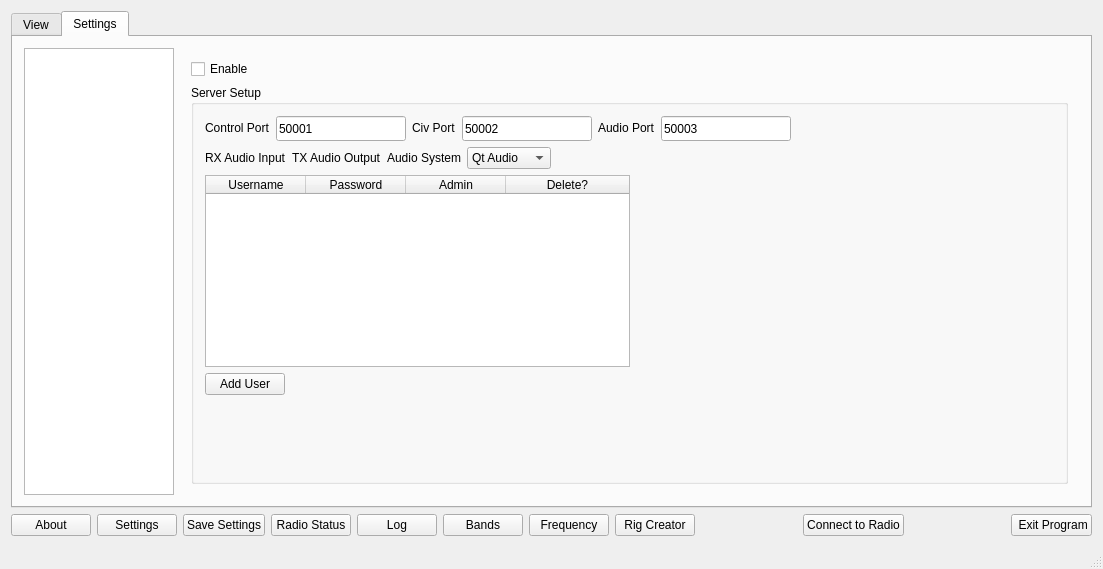
First picture: the form in wfmain.ui, repository adecarolis/wfweb, before the edit.
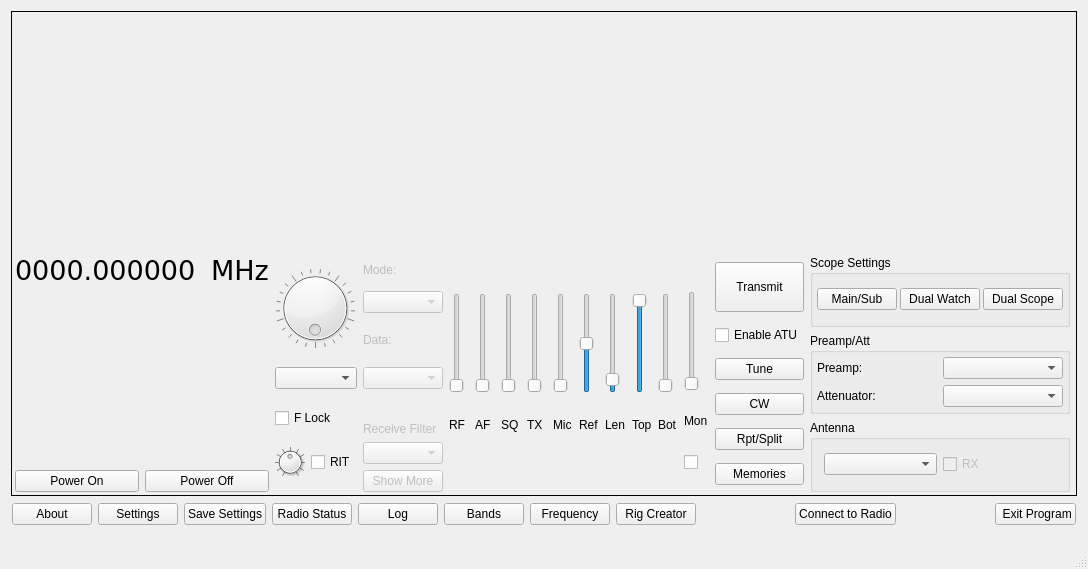
Second picture: the form after the edit. The open tabs and pages were chosen to show the change. Custom widgets are drawn as their Qt base class.

Commit message: Move the last settings to the widget

```diff
--- a/wfmain.ui
+++ b/wfmain.ui
@@ -6,7 +6,7 @@
    <rect>
     <x>0</x>
     <y>0</y>
-    <width>1086</width>
+    <width>1088</width>
     <height>569</height>
    </rect>
   </property>
@@ -16,15 +16,35 @@
   <widget class="QWidget" name="centralWidget">
    <layout class="QVBoxLayout" name="verticalLayout">
     <item>
-     <widget class="QTabWidget" name="tabWidget">
-      <property name="currentIndex">
+     <widget class="QFrame" name="mainGroup">
+      <property name="frameShape">
+       <enum>QFrame::Box</enum>
+      </property>
+      <property name="frameShadow">
+       <enum>QFrame::Plain</enum>
+      </property>
+      <property name="lineWidth">
        <number>1</number>
       </property>
-      <widget class="QWidget" name="mainTab">
-       <attribute name="title">
-        <string>View</string>
-       </attribute>
+      <property name="midLineWidth">
+       <number>0</number>
+      </property>
        <layout class="QVBoxLayout" name="verticalLayout_2">
+       <property name="spacing">
+        <number>2</number>
+       </property>
+       <property name="leftMargin">
+        <number>3</number>
+       </property>
+       <property name="topMargin">
+        <number>3</number>
+       </property>
+       <property name="rightMargin">
+        <number>3</number>
+       </property>
+       <property name="bottomMargin">
+        <number>3</number>
+       </property>
         <item>
          <layout class="QVBoxLayout" name="verticalLayout_3">
           <item>
@@ -187,8 +207,8 @@
               </property>
               <property name="maximumSize">
                <size>
-                <width>60</width>
-                <height>60</height>
+               <width>80</width>
+               <height>80</height>
                </size>
               </property>
               <property name="accessibleName">
@@ -1526,37 +1546,11 @@
              </widget>
             </item>
             <item>
-             <layout class="QVBoxLayout" name="verticalLayout_17">
-              <property name="leftMargin">
-               <number>0</number>
-              </property>
-              <property name="topMargin">
-               <number>0</number>
-              </property>
-              <property name="bottomMargin">
-               <number>0</number>
-              </property>
-              <item>
-               <layout class="QHBoxLayout" name="horizontalLayout_24">
-                <property name="leftMargin">
-                 <number>0</number>
-                </property>
-                <property name="topMargin">
-                 <number>0</number>
-                </property>
-                <property name="rightMargin">
-                 <number>0</number>
-                </property>
-                <property name="bottomMargin">
-                 <number>0</number>
-                </property>
-                <item>
-                 <widget class="QLabel" name="label_9">
-                  <property name="text">
-                   <string>Antenna:</string>
-                  </property>
-                 </widget>
-                </item>
+            <widget class="QGroupBox" name="antennaGroup">
+             <property name="title">
+              <string>Antenna</string>
+             </property>
+             <layout class="QHBoxLayout" name="horizontalLayout_5">
                 <item>
                  <widget class="QComboBox" name="antennaSelCombo">
                   <property name="accessibleName">
@@ -1578,6 +1572,34 @@
                  </widget>
                 </item>
                </layout>
+            </widget>
+           </item>
+           <item>
+            <layout class="QVBoxLayout" name="verticalLayout_17">
+             <property name="leftMargin">
+              <number>0</number>
+             </property>
+             <property name="topMargin">
+              <number>0</number>
+             </property>
+             <property name="bottomMargin">
+              <number>0</number>
+             </property>
+             <item>
+              <layout class="QHBoxLayout" name="horizontalLayout_24">
+               <property name="leftMargin">
+                <number>0</number>
+               </property>
+               <property name="topMargin">
+                <number>0</number>
+               </property>
+               <property name="rightMargin">
+                <number>0</number>
+               </property>
+               <property name="bottomMargin">
+                <number>0</number>
+               </property>
+              </layout>
               </item>
              </layout>
             </item>
@@ -1600,643 +1622,27 @@
         </item>
        </layout>
       </widget>
-      <widget class="QWidget" name="settingsTab">
-       <attribute name="title">
-        <string>Settings</string>
-       </attribute>
-       <layout class="QVBoxLayout" name="verticalLayout_23">
-        <item>
-         <layout class="QHBoxLayout" name="horizontalLayout">
-          <property name="leftMargin">
-           <number>0</number>
-          </property>
-          <property name="topMargin">
-           <number>0</number>
-          </property>
-          <item>
-           <widget class="QListWidget" name="settingsList">
-            <property name="minimumSize">
-             <size>
-              <width>150</width>
-              <height>0</height>
-             </size>
-            </property>
-            <property name="maximumSize">
-             <size>
-              <width>150</width>
-              <height>16777215</height>
-             </size>
-            </property>
-           </widget>
           </item>
           <item>
-           <widget class="QStackedWidget" name="settingsStack">
-            <property name="currentIndex">
-             <number>5</number>
-            </property>
-            <widget class="QWidget" name="radioAccess">
-             <layout class="QVBoxLayout" name="verticalLayout_21">
-              <item>
-               <spacer name="verticalSpacer">
-                <property name="orientation">
-                 <enum>Qt::Vertical</enum>
-                </property>
-                <property name="sizeHint" stdset="0">
-                 <size>
-                  <width>20</width>
-                  <height>40</height>
-                 </size>
-                </property>
-               </spacer>
-              </item>
-             </layout>
-            </widget>
-            <widget class="QWidget" name="userInterface">
-             <layout class="QVBoxLayout" name="verticalLayout_24">
-              <item>
-               <spacer name="verticalSpacer_2">
-                <property name="orientation">
-                 <enum>Qt::Vertical</enum>
-                </property>
-                <property name="sizeHint" stdset="0">
-                 <size>
-                  <width>20</width>
-                  <height>20</height>
-                 </size>
-                </property>
-               </spacer>
-              </item>
-             </layout>
-            </widget>
-            <widget class="QWidget" name="radioSettings">
-             <layout class="QVBoxLayout" name="verticalLayout_25">
-              <item>
-               <layout class="QHBoxLayout" name="horizontalLayout_31"/>
-              </item>
-              <item>
-               <spacer name="verticalSpacer_3">
-                <property name="orientation">
-                 <enum>Qt::Vertical</enum>
-                </property>
-                <property name="sizeHint" stdset="0">
-                 <size>
-                  <width>20</width>
-                  <height>279</height>
-                 </size>
-                </property>
-               </spacer>
-              </item>
-             </layout>
-            </widget>
-            <widget class="QWidget" name="radioServer">
-             <layout class="QVBoxLayout" name="verticalLayout_27">
+     <widget class="QFrame" name="">
+      <property name="sizePolicy">
+       <sizepolicy hsizetype="Expanding" vsizetype="Fixed">
+        <horstretch>0</horstretch>
+        <verstretch>0</verstretch>
+       </sizepolicy>
+      </property>
+      <layout class="QHBoxLayout" name="horizontalLayout_16">
               <property name="sizeConstraint">
                <enum>QLayout::SetDefaultConstraint</enum>
               </property>
-              <item>
-               <layout class="QHBoxLayout" name="horizontalLayout_35">
-                <item>
-                 <widget class="QCheckBox" name="serverEnableCheckbox">
-                  <property name="minimumSize">
-                   <size>
-                    <width>0</width>
-                    <height>20</height>
-                   </size>
-                  </property>
-                  <property name="maximumSize">
-                   <size>
-                    <width>16777215</width>
-                    <height>20</height>
-                   </size>
-                  </property>
-                  <property name="text">
-                   <string>Enable</string>
-                  </property>
-                 </widget>
-                </item>
-                <item>
-                 <spacer name="horizontalSpacer_24">
-                  <property name="orientation">
-                   <enum>Qt::Horizontal</enum>
-                  </property>
-                  <property name="sizeHint" stdset="0">
-                   <size>
-                    <width>40</width>
-                    <height>20</height>
-                   </size>
-                  </property>
-                 </spacer>
-                </item>
-               </layout>
-              </item>
-              <item>
-               <layout class="QHBoxLayout" name="horizontalLayout_41">
-                <item>
-                 <widget class="QGroupBox" name="serverSetupGroup">
-                  <property name="title">
-                   <string>Server Setup</string>
-                  </property>
-                  <layout class="QVBoxLayout" name="verticalLayout_31">
-                   <item>
-                    <layout class="QHBoxLayout" name="horizontalLayout_40">
-                     <item>
-                      <widget class="QLabel" name="label_38">
-                       <property name="minimumSize">
-                        <size>
-                         <width>0</width>
-                         <height>20</height>
-                        </size>
-                       </property>
-                       <property name="maximumSize">
-                        <size>
-                         <width>16777215</width>
-                         <height>20</height>
-                        </size>
-                       </property>
-                       <property name="text">
-                        <string>Control Port</string>
-                       </property>
-                      </widget>
-                     </item>
-                     <item>
-                      <widget class="QLineEdit" name="serverControlPortText">
-                       <property name="sizePolicy">
-                        <sizepolicy hsizetype="Expanding" vsizetype="Expanding">
-                         <horstretch>0</horstretch>
-                         <verstretch>0</verstretch>
-                        </sizepolicy>
-                       </property>
-                       <property name="minimumSize">
-                        <size>
-                         <width>130</width>
-                         <height>25</height>
-                        </size>
-                       </property>
-                       <property name="maximumSize">
-                        <size>
-                         <width>130</width>
-                         <height>25</height>
-                        </size>
-                       </property>
-                       <property name="inputMask">
-                        <string>99999</string>
-                       </property>
-                       <property name="text">
-                        <string>50001</string>
-                       </property>
-                       <property name="frame">
-                        <bool>true</bool>
-                       </property>
-                      </widget>
-                     </item>
-                     <item>
-                      <widget class="QLabel" name="label_37">
-                       <property name="sizePolicy">
-                        <sizepolicy hsizetype="Preferred" vsizetype="Fixed">
-                         <horstretch>0</horstretch>
-                         <verstretch>0</verstretch>
-                        </sizepolicy>
-                       </property>
-                       <property name="minimumSize">
-                        <size>
-                         <width>0</width>
-                         <height>20</height>
-                        </size>
-                       </property>
-                       <property name="maximumSize">
-                        <size>
-                         <width>16777215</width>
-                         <height>20</height>
-                        </size>
-                       </property>
-                       <property name="text">
-                        <string>Civ Port</string>
-                       </property>
-                      </widget>
-                     </item>
-                     <item>
-                      <widget class="QLineEdit" name="serverCivPortText">
-                       <property name="minimumSize">
-                        <size>
-                         <width>130</width>
-                         <height>25</height>
-                        </size>
-                       </property>
-                       <property name="maximumSize">
-                        <size>
-                         <width>130</width>
-                         <height>25</height>
-                        </size>
-                       </property>
-                       <property name="inputMask">
-                        <string>99999</string>
-                       </property>
-                       <property name="text">
-                        <string>50002</string>
-                       </property>
-                      </widget>
-                     </item>
-                     <item>
-                      <widget class="QLabel" name="label_36">
-                       <property name="minimumSize">
-                        <size>
-                         <width>0</width>
-                         <height>20</height>
-                        </size>
-                       </property>
-                       <property name="maximumSize">
-                        <size>
-                         <width>16777215</width>
-                         <height>20</height>
-                        </size>
-                       </property>
-                       <property name="text">
-                        <string>Audio Port</string>
-                       </property>
-                      </widget>
-                     </item>
-                     <item>
-                      <widget class="QLineEdit" name="serverAudioPortText">
-                       <property name="minimumSize">
-                        <size>
-                         <width>130</width>
-                         <height>25</height>
-                        </size>
-                       </property>
-                       <property name="maximumSize">
-                        <size>
-                         <width>130</width>
-                         <height>25</height>
-                        </size>
-                       </property>
-                       <property name="inputMask">
-                        <string>99999</string>
-                       </property>
-                       <property name="text">
-                        <string>50003</string>
-                       </property>
-                      </widget>
-                     </item>
-                     <item>
-                      <spacer name="horizontalSpacer_25">
-                       <property name="orientation">
-                        <enum>Qt::Horizontal</enum>
-                       </property>
-                       <property name="sizeHint" stdset="0">
-                        <size>
-                         <width>40</width>
-                         <height>20</height>
-                        </size>
-                       </property>
-                      </spacer>
-                     </item>
-                    </layout>
-                   </item>
-                   <item>
-                    <layout class="QHBoxLayout" name="serverAudioHorizLayout">
-                     <item>
-                      <widget class="QLabel" name="label_33">
-                       <property name="text">
-                        <string>RX Audio Input</string>
-                       </property>
-                      </widget>
-                     </item>
-                     <item>
-                      <widget class="QLabel" name="label_34">
-                       <property name="text">
-                        <string>TX Audio Output</string>
-                       </property>
-                      </widget>
-                     </item>
-                     <item>
-                      <widget class="QLabel" name="label_44">
-                       <property name="text">
-                        <string>Audio System</string>
-                       </property>
-                      </widget>
-                     </item>
-                     <item>
-                      <widget class="QComboBox" name="audioSystemServerCombo">
-                       <item>
-                        <property name="text">
-                         <string>Qt Audio</string>
-                        </property>
-                       </item>
-                       <item>
-                        <property name="text">
-                         <string>PortAudio</string>
-                        </property>
-                       </item>
-                       <item>
-                        <property name="text">
-                         <string>RT Audio</string>
-                        </property>
-                       </item>
-                      </widget>
-                     </item>
-                     <item>
-                      <spacer name="horizontalSpacer_23">
-                       <property name="orientation">
-                        <enum>Qt::Horizontal</enum>
-                       </property>
-                       <property name="sizeHint" stdset="0">
-                        <size>
-                         <width>40</width>
-                         <height>20</height>
-                        </size>
-                       </property>
-                      </spacer>
-                     </item>
-                    </layout>
-                   </item>
-                   <item>
-                    <layout class="QHBoxLayout" name="horizontalLayout_32">
-                     <item>
-                      <widget class="QTableWidget" name="serverUsersTable">
-                       <property name="sizePolicy">
-                        <sizepolicy hsizetype="Expanding" vsizetype="Expanding">
-                         <horstretch>0</horstretch>
-                         <verstretch>0</verstretch>
-                        </sizepolicy>
-                       </property>
-                       <property name="minimumSize">
-                        <size>
-                         <width>400</width>
-                         <height>160</height>
-                        </size>
-                       </property>
-                       <property name="maximumSize">
-                        <size>
-                         <width>750</width>
-                         <height>330</height>
-                        </size>
-                       </property>
-                       <property name="frameShape">
-                        <enum>QFrame::StyledPanel</enum>
-                       </property>
-                       <property name="lineWidth">
-                        <number>1</number>
-                       </property>
-                       <property name="midLineWidth">
-                        <number>0</number>
-                       </property>
-                       <property name="columnCount">
-                        <number>4</number>
-                       </property>
-                       <attribute name="horizontalHeaderCascadingSectionResizes">
-                        <bool>false</bool>
-                       </attribute>
-                       <attribute name="horizontalHeaderDefaultSectionSize">
-                        <number>100</number>
-                       </attribute>
-                       <attribute name="horizontalHeaderShowSortIndicator" stdset="0">
-                        <bool>false</bool>
-                       </attribute>
-                       <attribute name="horizontalHeaderStretchLastSection">
-                        <bool>true</bool>
-                       </attribute>
-                       <attribute name="verticalHeaderVisible">
-                        <bool>false</bool>
-                       </attribute>
-                       <attribute name="verticalHeaderShowSortIndicator" stdset="0">
-                        <bool>true</bool>
-                       </attribute>
-                       <attribute name="verticalHeaderStretchLastSection">
-                        <bool>false</bool>
-                       </attribute>
-                       <column>
-                        <property name="text">
-                         <string>Username</string>
-                        </property>
-                       </column>
-                       <column>
-                        <property name="text">
-                         <string>Password</string>
-                        </property>
-                       </column>
-                       <column>
-                        <property name="text">
-                         <string>Admin</string>
-                        </property>
-                       </column>
-                       <column>
-                        <property name="text">
-                         <string>Delete?</string>
-                        </property>
-                       </column>
-                      </widget>
-                     </item>
-                     <item>
-                      <spacer name="horizontalSpacer_17">
-                       <property name="orientation">
-                        <enum>Qt::Horizontal</enum>
-                       </property>
-                       <property name="sizeHint" stdset="0">
-                        <size>
-                         <width>40</width>
-                         <height>20</height>
-                        </size>
-                       </property>
-                      </spacer>
-                     </item>
-                    </layout>
-                   </item>
-                   <item>
-                    <layout class="QHBoxLayout" name="horizontalLayout_6">
-                     <item>
-                      <widget class="QPushButton" name="serverAddUserBtn">
-                       <property name="text">
-                        <string>Add User</string>
-                       </property>
-                      </widget>
-                     </item>
-                     <item>
-                      <spacer name="horizontalSpacer_33">
-                       <property name="orientation">
-                        <enum>Qt::Horizontal</enum>
-                       </property>
-                       <property name="sizeHint" stdset="0">
-                        <size>
-                         <width>40</width>
-                         <height>20</height>
-                        </size>
-                       </property>
-                      </spacer>
-                     </item>
-                    </layout>
-                   </item>
-                   <item>
-                    <spacer name="verticalSpacer_7">
-                     <property name="orientation">
-                      <enum>Qt::Vertical</enum>
-                     </property>
-                     <property name="sizeHint" stdset="0">
-                      <size>
-                       <width>20</width>
-                       <height>40</height>
-                      </size>
-                     </property>
-                    </spacer>
-                   </item>
-                  </layout>
-                 </widget>
-                </item>
-               </layout>
-              </item>
-             </layout>
-            </widget>
-            <widget class="QWidget" name="externalControl">
-             <layout class="QVBoxLayout" name="verticalLayout_26">
-              <item>
-               <spacer name="verticalSpacer_4">
-                <property name="orientation">
-                 <enum>Qt::Vertical</enum>
-                </property>
-                <property name="sizeHint" stdset="0">
-                 <size>
-                  <width>20</width>
-                  <height>40</height>
-                 </size>
-                </property>
-               </spacer>
-              </item>
-             </layout>
-            </widget>
-            <widget class="QWidget" name="cluster">
-             <property name="enabled">
-              <bool>true</bool>
-             </property>
-             <widget class="QWidget" name="horizontalLayoutWidget_2">
-              <property name="geometry">
-               <rect>
-                <x>10</x>
-                <y>470</y>
-                <width>801</width>
-                <height>24</height>
-               </rect>
-              </property>
-              <layout class="QHBoxLayout" name="horizontalLayout_451">
-               <item>
-                <widget class="QCheckBox" name="clusterSkimmerSpotsEnable">
-                 <property name="text">
-                  <string>Show Skimmer Spots</string>
-                 </property>
-                </widget>
-               </item>
-               <item>
-                <spacer name="horizontalSpacer_36">
-                 <property name="orientation">
-                  <enum>Qt::Horizontal</enum>
-                 </property>
-                 <property name="sizeHint" stdset="0">
-                  <size>
-                   <width>40</width>
-                   <height>20</height>
-                  </size>
-                 </property>
-                </spacer>
-               </item>
-              </layout>
-             </widget>
-            </widget>
-            <widget class="QWidget" name="experimental">
-             <layout class="QVBoxLayout" name="verticalLayout_28">
-              <item>
-               <layout class="QHBoxLayout" name="horizontalLayout_37">
-                <item>
-                 <widget class="QLabel" name="label_31">
-                  <property name="text">
-                   <string>This page contains experimental features. Use at your own risk.</string>
-                  </property>
-                 </widget>
-                </item>
-               </layout>
-              </item>
-              <item>
-               <layout class="QHBoxLayout" name="horizontalLayout_38">
-                <item>
-                 <widget class="QPushButton" name="debugBtn">
-                  <property name="toolTip">
-                   <string>&lt;html&gt;&lt;head/&gt;&lt;body&gt;&lt;p&gt;This button runs debug functions, and is provided as a convenience for programmers. The functions executed are under:&lt;/p&gt;&lt;p&gt;&lt;span style=&quot; color:#ffff55;&quot;&gt;void&lt;/span&gt;&lt;span style=&quot; color:#55ff55;&quot;&gt;wfmain&lt;/span&gt;&lt;span style=&quot; color:#aaaaaa;&quot;&gt;::&lt;/span&gt;&lt;span style=&quot; font-weight:600;&quot;&gt;on_debugBtn_clicked&lt;/span&gt;&lt;span style=&quot; color:#aaaaaa;&quot;&gt;()&lt;/span&gt;&lt;/p&gt;&lt;p&gt;in wfmain.cpp.&lt;/p&gt;&lt;/body&gt;&lt;/html&gt;</string>
-                  </property>
-                  <property name="text">
-                   <string>Debug</string>
-                  </property>
-                  <property name="shortcut">
-                   <string>Ctrl+Alt+D</string>
-                  </property>
-                 </widget>
-                </item>
-                <item>
-                 <spacer name="horizontalSpacer_21">
-                  <property name="orientation">
-                   <enum>Qt::Horizontal</enum>
-                  </property>
-                  <property name="sizeHint" stdset="0">
-                   <size>
-                    <width>40</width>
-                    <height>20</height>
-                   </size>
-                  </property>
-                 </spacer>
-                </item>
-               </layout>
-              </item>
-              <item>
-               <layout class="QHBoxLayout" name="horizontalLayout_45">
-                <item>
-                 <spacer name="horizontalSpacer_361">
-                  <property name="orientation">
-                   <enum>Qt::Horizontal</enum>
-                  </property>
-                  <property name="sizeHint" stdset="0">
-                   <size>
-                    <width>40</width>
-                    <height>20</height>
-                   </size>
-                  </property>
-                 </spacer>
-                </item>
-               </layout>
-              </item>
-              <item>
-               <spacer name="verticalSpacer_6">
-                <property name="orientation">
-                 <enum>Qt::Vertical</enum>
-                </property>
-                <property name="sizeHint" stdset="0">
-                 <size>
-                  <width>20</width>
-                  <height>320</height>
-                 </size>
-                </property>
-               </spacer>
-              </item>
-             </layout>
-            </widget>
-            <widget class="QWidget" name="audioProcessing">
-             <property name="enabled">
-              <bool>true</bool>
-             </property>
-            </widget>
-           </widget>
-          </item>
-         </layout>
-        </item>
-       </layout>
-      </widget>
-     </widget>
-    </item>
-    <item>
-     <layout class="QHBoxLayout" name="horizontalLayout_16">
       <property name="leftMargin">
-       <number>0</number>
+        <number>1</number>
       </property>
       <property name="topMargin">
-       <number>0</number>
+        <number>1</number>
       </property>
       <property name="rightMargin">
-       <number>0</number>
+        <number>1</number>
       </property>
       <item>
        <widget class="QPushButton" name="aboutBtn">
@@ -2340,6 +1746,7 @@
        </widget>
       </item>
      </layout>
+     </widget>
     </item>
    </layout>
   </widget>
```
Left out of the diff: 12 changed lines with no effect on the pictures. Lines whose indentation alone changed are shown as unchanged. The commit also changes 8 other files.
